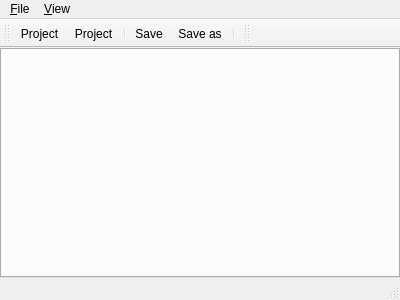
Qt form tce_aed/mainwindow.ui (lasseLehtonen/tce_unofficial) before a commit.
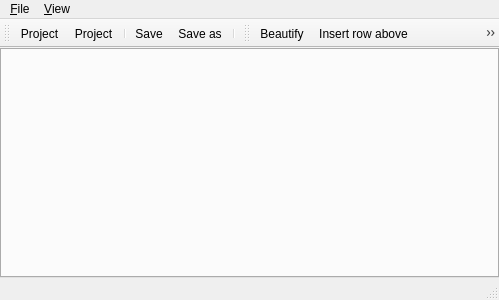
The same form after that commit. Icons and pictures are not drawn.

```diff
--- a/tce_aed/mainwindow.ui
+++ b/tce_aed/mainwindow.ui
@@ -6,7 +6,7 @@
    <rect>
     <x>0</x>
     <y>0</y>
-    <width>400</width>
+    <width>499</width>
     <height>300</height>
    </rect>
   </property>
@@ -47,7 +47,7 @@
     <rect>
      <x>0</x>
      <y>0</y>
-     <width>400</width>
+     <width>499</width>
      <height>25</height>
     </rect>
    </property>
@@ -110,6 +110,13 @@
    <attribute name="toolBarBreak">
     <bool>false</bool>
    </attribute>
+   <addaction name="actionBeautify"/>
+   <addaction name="actionInsert_row_above"/>
+   <addaction name="actionInsert_row_below"/>
+   <addaction name="actionInsert_column_left"/>
+   <addaction name="actionInsert_column_right"/>
+   <addaction name="actionDelete_column"/>
+   <addaction name="actionDelete_row"/>
   </widget>
   <action name="action_Quit">
    <property name="icon">
@@ -178,6 +185,87 @@
     <string>Assembly code editor</string>
    </property>
   </action>
+  <action name="actionBeautify">
+   <property name="icon">
+    <iconset resource="resources.qrc">
+     <normaloff>:/icons/resources/icons/beautify.png</normaloff>:/icons/resources/icons/beautify.png</iconset>
+   </property>
+   <property name="text">
+    <string>Beautify</string>
+   </property>
+  </action>
+  <action name="actionInsert_row_above">
+   <property name="icon">
+    <iconset resource="resources.qrc">
+     <normaloff>:/icons/resources/icons/insert_column_above.png</normaloff>:/icons/resources/icons/insert_column_above.png</iconset>
+   </property>
+   <property name="text">
+    <string>Insert row above</string>
+   </property>
+   <property name="toolTip">
+    <string>Insert row above the current one</string>
+   </property>
+  </action>
+  <action name="actionInsert_row_below">
+   <property name="icon">
+    <iconset resource="resources.qrc">
+     <normaloff>:/icons/resources/icons/inesrt_column_below.png</normaloff>:/icons/resources/icons/inesrt_column_below.png</iconset>
+   </property>
+   <property name="text">
+    <string>Insert row below</string>
+   </property>
+   <property name="toolTip">
+    <string>Insert row below the current one</string>
+   </property>
+  </action>
+  <action name="actionInsert_column_left">
+   <property name="icon">
+    <iconset resource="resources.qrc">
+     <normaloff>:/icons/resources/icons/insert_row_left.png</normaloff>:/icons/resources/icons/insert_row_left.png</iconset>
+   </property>
+   <property name="text">
+    <string>Insert column left</string>
+   </property>
+   <property name="toolTip">
+    <string>Insert new column on the left side</string>
+   </property>
+  </action>
+  <action name="actionInsert_column_right">
+   <property name="icon">
+    <iconset resource="resources.qrc">
+     <normaloff>:/icons/resources/icons/insert_row_right.png</normaloff>:/icons/resources/icons/insert_row_right.png</iconset>
+   </property>
+   <property name="text">
+    <string>Insert column right</string>
+   </property>
+   <property name="toolTip">
+    <string>Insert new column on the right side</string>
+   </property>
+  </action>
+  <action name="actionDelete_column">
+   <property name="icon">
+    <iconset resource="resources.qrc">
+     <normaloff>:/icons/resources/icons/delete_column.png</normaloff>:/icons/resources/icons/delete_column.png</iconset>
+   </property>
+   <property name="text">
+    <string>Delete column</string>
+   </property>
+   <property name="toolTip">
+    <string>Delete current column</string>
+   </property>
+  </action>
+  <action name="actionDelete_row">
+   <property name="icon">
+    <iconset resource="resources.qrc">
+     <normaloff>:/icons/resources/icons/delete_row.png</normaloff>:/icons/resources/icons/delete_row.png</iconset>
+   </property>
+   <property name="text">
+    <string>Delete row</string>
+   </property>
+   <property name="toolTip">
+    <string>Delete current row</string>
+   </property>
+  </action>
  </widget>
  <layoutdefault spacing="6" margin="11"/>
  <resources>
```
